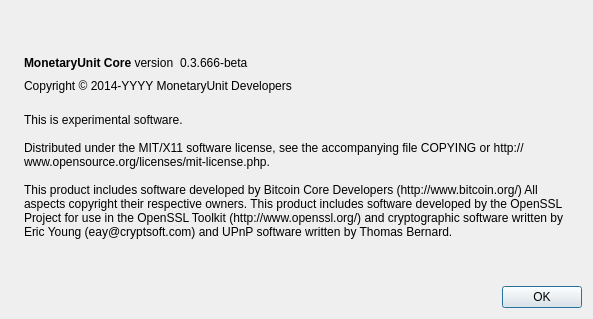
The window that src/qt/forms/aboutdialog.ui (upgradeadvice/MUE-Src) describes before a commit, drawn with Qt 5.
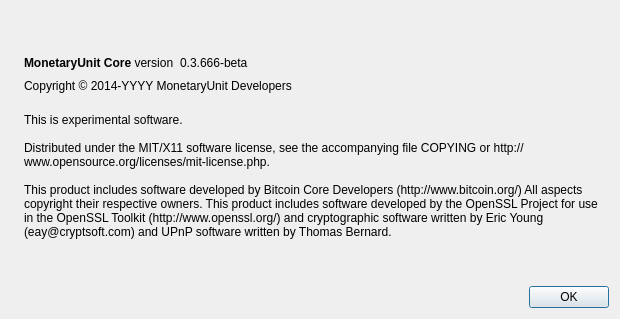
The same window after the commit. Icons and pictures are not drawn.

What changed in the file:
```diff
--- a/src/qt/forms/aboutdialog.ui
+++ b/src/qt/forms/aboutdialog.ui
@@ -6,7 +6,7 @@
    <rect>
     <x>0</x>
     <y>0</y>
-    <width>593</width>
+    <width>620</width>
     <height>319</height>
    </rect>
   </property>
```
Left out of the diff: 16 changed lines with no effect on the pictures.
